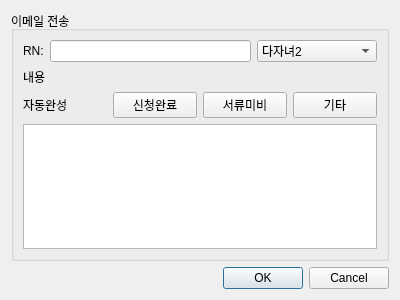
The window that ui/mail_dialog.ui (Glen-Lee-glitch/new_viewer) describes before a commit, drawn with Qt 5.
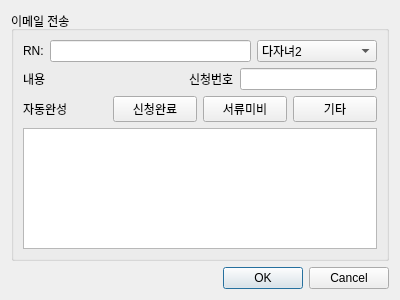
The same window after the commit.

Commit message:
feat: 메일 다이얼로그 신청완료 자동완성 기능 구현
- pushButton_complement 버튼에 검증 로직 추가
- apply_number LineEdit 값 검증 (빈 값, 정수 타입 체크)
- 검증 실패 시 적절한 경고 메시지 표시
- 검증 통과 시 신청번호 포함 자동완성 텍스트 생성
- 다른 자동완성 버튼들도 올바른 메서드와 연결

The edit to the form file:
```diff
--- a/ui/mail_dialog.ui
+++ b/ui/mail_dialog.ui
@@ -101,11 +101,38 @@
       <item>
        <layout class="QVBoxLayout" name="verticalLayout_2">
         <item>
+         <layout class="QHBoxLayout" name="horizontalLayout_3">
+          <item>
          <widget class="QLabel" name="label_2">
           <property name="text">
            <string>내용</string>
           </property>
          </widget>
+          </item>
+          <item>
+           <spacer name="horizontalSpacer">
+            <property name="orientation">
+             <enum>Qt::Orientation::Horizontal</enum>
+            </property>
+            <property name="sizeHint" stdset="0">
+             <size>
+              <width>40</width>
+              <height>20</height>
+             </size>
+            </property>
+           </spacer>
+          </item>
+          <item>
+           <widget class="QLabel" name="label_4">
+            <property name="text">
+             <string>신청번호</string>
+            </property>
+           </widget>
+          </item>
+          <item>
+           <widget class="QLineEdit" name="apply_number"/>
+          </item>
+         </layout>
         </item>
         <item>
          <layout class="QHBoxLayout" name="horizontalLayout_2">
```
Lines whose indentation alone changed are shown as unchanged. The commit also changes 2 other files.
